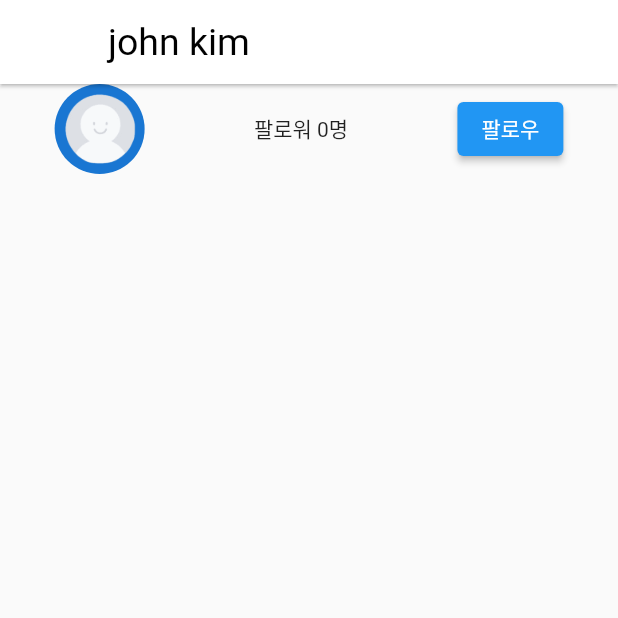
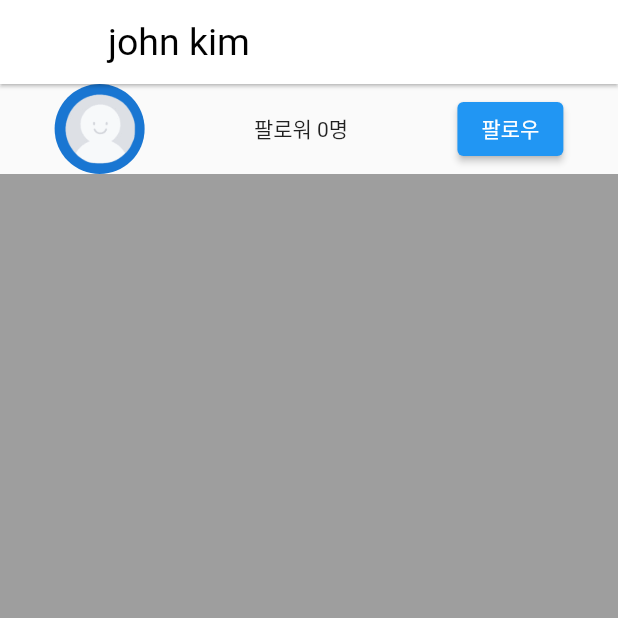
Before and after one commit to whdgnszz1/flutter, a Flutter app: the Profile screen opened directly, on a phone screen of 412 x 824 dp, the top half of it. Run offline on Flutter 3.47's test engine with Material 2 defaults, Android fonts, the phone set to English and light mode, and no system bars; our stand-ins replace contacts_service, image_picker, permission_handler; network calls fail.

Commit message:
Design: Design prifole page with grid, CustomScrollView

```diff
--- a/instagram/lib/main.dart
+++ b/instagram/lib/main.dart
@@ -251,6 +251,7 @@ class Store1 extends ChangeNotifier {
     notifyListeners();
   }
 
+
 }
 
 
@@ -263,9 +264,30 @@ class Profile extends StatelessWidget {
   Widget build(BuildContext context) {
     return Scaffold(
       appBar: AppBar(title: Text(context.watch<Store1>().name) ,),
-      body: Padding(
-        padding: const EdgeInsets.all(0),
-        child: Row(
+      body: CustomScrollView(
+        slivers: [
+          SliverToBoxAdapter(
+            child: ProfileHeader(),
+          ),
+          SliverGrid(
+              delegate: SliverChildBuilderDelegate(
+                (c, i) => Container( color: Colors.grey,),
+                childCount: 19
+              ),
+              gridDelegate: SliverGridDelegateWithFixedCrossAxisCount(crossAxisCount: 2)),
+        ],
+      )
+    );
+  }
+}
+
+
+class ProfileHeader extends StatelessWidget {
+  const ProfileHeader({super.key});
+
+  @override
+  Widget build(BuildContext context) {
+    return Row(
       mainAxisAlignment: MainAxisAlignment.spaceAround,
       children: [
         CircleAvatar(
@@ -277,8 +299,6 @@ class Profile extends StatelessWidget {
           context.read<Store1>().addFollower();
         }, child: Text('팔로우'))
       ],
-        ),
-      ),
     );
   }
 }
```
Lines whose indentation alone changed are shown as unchanged.
